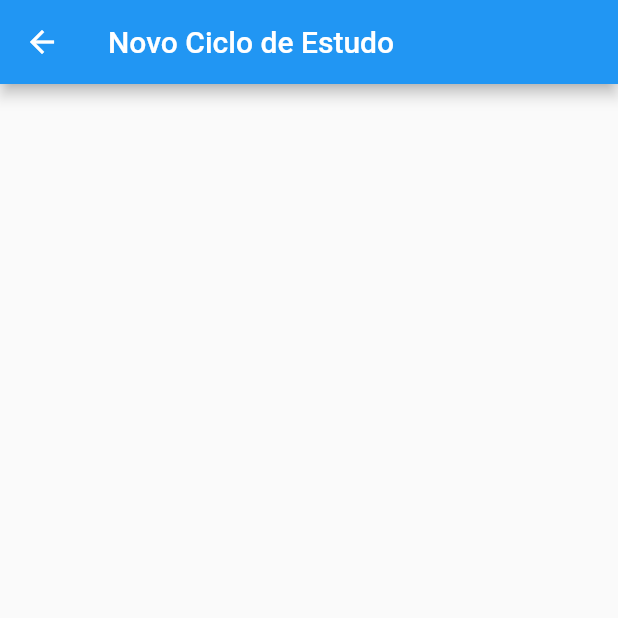
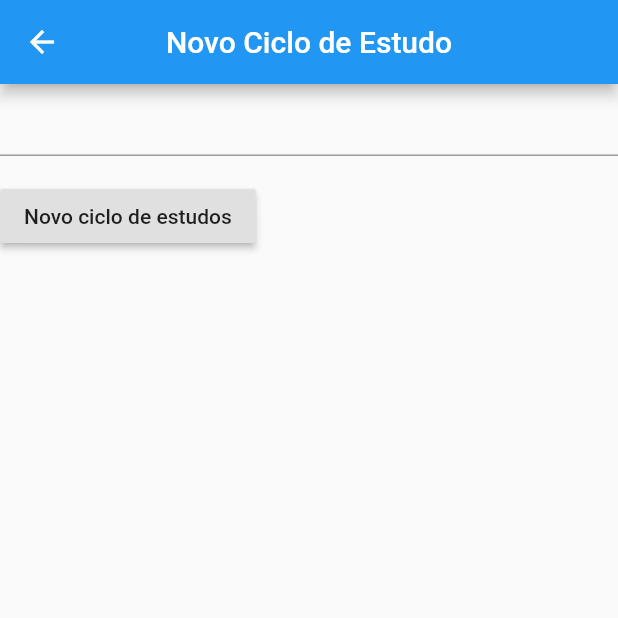
Before and after one commit to JonathanMSFerreira/cicloestudos, a Flutter app: the screen it shows after launch, after a tap on the "add" icon, on a phone screen of 412 x 824 dp, the top half of it. Run offline on Flutter 3.47's test engine with Material 2 defaults, Android fonts, the phone set to English and light mode, and no system bars.

Commit message:
tela novo

```diff
--- a/lib/main.dart
+++ b/lib/main.dart
@@ -1,4 +1,5 @@
 import 'package:cicloestudos/screens/NewCicloEstudo.dart';
+import 'package:cicloestudos/screens/CicloEstudo.dart';
 import 'package:flutter/material.dart';
 
 void main() => runApp(MyApp());
@@ -66,6 +67,8 @@ class _MyHomePageState extends State<MyHomePage> {
         children: <Widget>[
           IconButton(icon: Icon(Icons.menu), onPressed: () {},),
           IconButton(icon: Icon(Icons.search), onPressed: () {},),
+          IconButton(icon: Icon(Icons.show_chart), onPressed: () {},),
+          IconButton(icon: Icon(Icons.share), onPressed: () {},),
         ],
       ),
     ),
@@ -104,18 +107,38 @@ class _MyHomePageState extends State<MyHomePage> {
 
   Widget CicloCard(){
 
-    return Card(
+    return
+
+      GestureDetector(
+        child:     Card(
           child: Column(
             mainAxisSize: MainAxisSize.min,
             children: <Widget>[
+
+
+
               const ListTile(
                 leading: Icon(Icons.album, size: 50),
-            title: Text('Heart Shaker'),
-            subtitle: Text('TWICE'),
+                title: Text('Concurso do TJMA'),
+                subtitle: Text('Criado em 04/09/2019'),
               ),
             ],
           ),
+        ), onLongPress: (){
+
+        Navigator.push(
+          context,
+          MaterialPageRoute(builder: (context) =>  CicloEstudo()),
         );
+
+
+
+            },
+
+      )
+
+
+  ;
 
 
 
--- a/lib/screens/NewCicloEstudo.dart
+++ b/lib/screens/NewCicloEstudo.dart
@@ -7,14 +7,53 @@ class NewCicloEstudo extends StatefulWidget {
 }
 
 class _NewCicloEstudoState extends State<NewCicloEstudo> {
+
+  final _formKey = GlobalKey<FormState>();
+
+
   @override
   Widget build(BuildContext context) {
     return Scaffold(
       appBar: AppBar(
 
+        centerTitle: true,
         title: Text("Novo Ciclo de Estudo"),
       ),
-      body: Container(),
+      body:
+
+       Form(
+      key: _formKey,
+      child: Column(
+        crossAxisAlignment: CrossAxisAlignment.start,
+        children: <Widget>[
+          TextFormField(
+            validator: (value) {
+              if (value.isEmpty) {
+                return 'Informe o concurso!';
+              }
+              return null;
+            },
+          ),
+          Padding(
+            padding: const EdgeInsets.symmetric(vertical: 16.0),
+            child: RaisedButton(
+              onPressed: () {
+                // Validate returns true if the form is valid, or false
+                // otherwise.
+                if (_formKey.currentState.validate()) {
+                  // If the form is valid, display a Snackbar.
+                  Scaffold.of(context)
+                      .showSnackBar(SnackBar(content: Text('Processing Data')));
+                }
+              },
+              child: Text('Novo ciclo de estudos'),
+            ),
+          ),
+        ],
+      ),
+    )
+
+
 
     );
   }
```
Also changed, not shown: lib/screens/CicloEstudo.dart (added, +22 -0 lines). Lines whose indentation alone changed are shown as unchanged.
